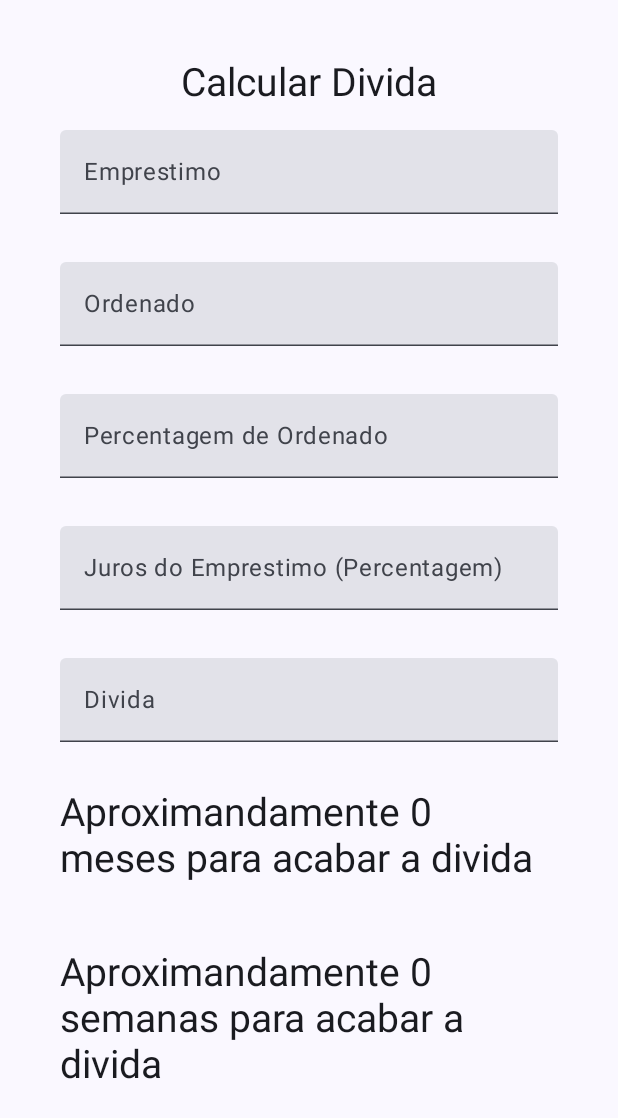
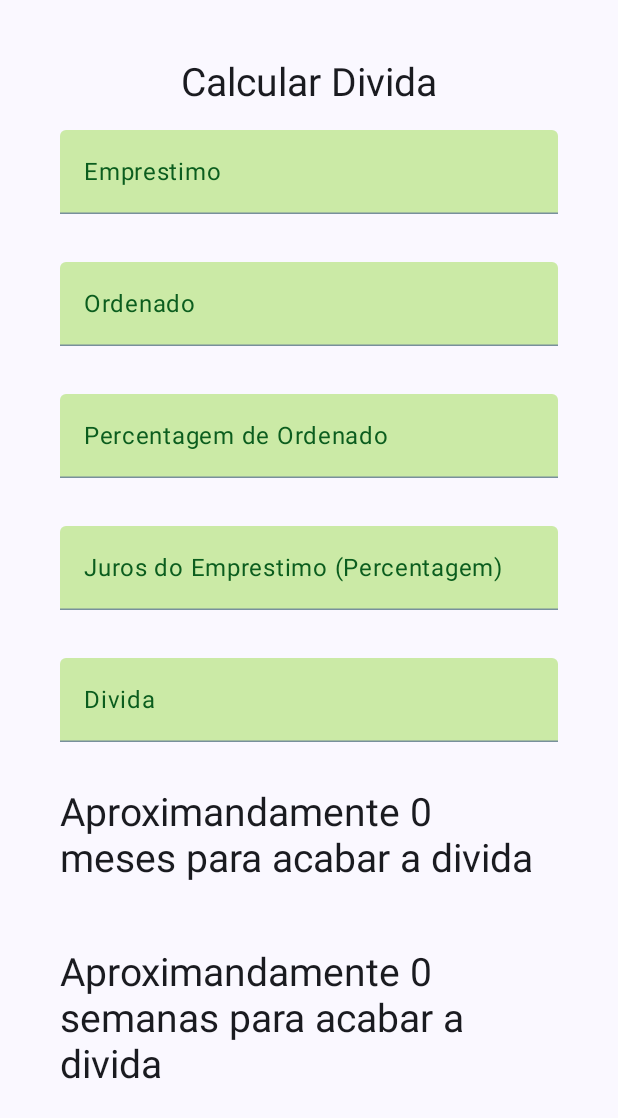
Before and after one commit to AnaT1999/CalculadorDeDividas, an Android app built with Jetpack Compose: the screen it shows after launch (MainActivity), on a phone screen of 412 x 824 dp. Shown: the top 1118 px of the screen. Run offline under Robolectric (Android 15) with nearby library versions, the phone set to English and light mode, and no system bars.

Commit message:
astetica e cores 24/06/2024

```diff
--- a/app/src/main/java/pt/ipg/calculadordedividas/MainActivity.kt
+++ b/app/src/main/java/pt/ipg/calculadordedividas/MainActivity.kt
@@ -6,7 +6,9 @@ import androidx.activity.ComponentActivity
 import androidx.activity.compose.setContent
 import androidx.annotation.RequiresApi
 import androidx.annotation.StringRes
+import androidx.compose.foundation.Image
 import androidx.compose.foundation.layout.Arrangement
+import androidx.compose.foundation.layout.Box
 import androidx.compose.foundation.layout.Column
 import androidx.compose.foundation.layout.Spacer
 import androidx.compose.foundation.layout.fillMaxSize
@@ -19,9 +21,15 @@ import androidx.compose.foundation.rememberScrollState
 import androidx.compose.foundation.text.KeyboardOptions
 import androidx.compose.foundation.verticalScroll
 import androidx.compose.material3.MaterialTheme
+import androidx.compose.material3.Scaffold
 import androidx.compose.material3.Surface
 import androidx.compose.material3.Text
 import androidx.compose.material3.TextField
+import androidx.compose.material3.TextFieldColors
+import androidx.compose.material3.TextFieldDefaults
+import androidx.compose.material3.TopAppBar
+import androidx.compose.material3.TopAppBarDefaults
+import androidx.compose.material3.TopAppBarState
 import androidx.compose.runtime.Composable
 import androidx.compose.runtime.getValue
 import androidx.compose.runtime.mutableStateOf
@@ -29,6 +37,10 @@ import androidx.compose.runtime.remember
 import androidx.compose.runtime.setValue
 import androidx.compose.ui.Alignment
 import androidx.compose.ui.Modifier
+import androidx.compose.ui.graphics.Color
+import androidx.compose.ui.layout.ContentScale
+import androidx.compose.ui.res.colorResource
+import androidx.compose.ui.res.painterResource
 import androidx.compose.ui.res.stringResource
 import androidx.compose.ui.text.input.ImeAction
 import androidx.compose.ui.text.input.KeyboardType
@@ -57,19 +69,36 @@ class MainActivity : ComponentActivity() {
     }
 }
 
+
 @Composable
 fun InserirNumeros(@StringRes label: Int,
                    keyboardOptions: KeyboardOptions,
                    value: String,
                    onValueChanged: (String) -> Unit,
                    modifier: Modifier = Modifier) {
+
     TextField(
         value = value,
         onValueChange = onValueChanged,
         singleLine = true,
         label = { Text(stringResource(label)) },
         modifier = modifier,
-        keyboardOptions = keyboardOptions
+        keyboardOptions = keyboardOptions,
+        colors = TextFieldDefaults.colors(
+            //cores da caixa de texto
+            unfocusedContainerColor = colorResource(id = R.color.verde_ct),
+            focusedContainerColor = colorResource(id = R.color.azul_ct),
+
+            //cores do texto escrito na label
+            unfocusedLabelColor = colorResource(id = R.color.verde_giro),
+            focusedLabelColor = colorResource(id = R.color.azul_giro),
+
+            //cor do cursor
+            unfocusedIndicatorColor = colorResource(id = R.color.cinza_giro),
+            focusedIndicatorColor = colorResource(id = R.color.cinza_giro),
+
+            //cores de texto escrito na caixa
+            focusedTextColor=colorResource(id=R.color.black))
     )
 }
 
@@ -105,17 +134,20 @@ fun LayoutCalculadorDividas() {
 
     val tamanhoText = TextStyle(fontSize = 26.sp)
 
+
     Column(modifier = Modifier
         .statusBarsPadding()
         .padding(horizontal = 40.dp)
         .verticalScroll(rememberScrollState())
         .safeDrawingPadding(),
         horizontalAlignment = Alignment.CenterHorizontally,
-        verticalArrangement = Arrangement.Center) {
+        verticalArrangement = Arrangement.Center,) {
 
         Text(text = stringResource(R.string.calcula_div), modifier = Modifier
             .padding(bottom = 16.dp, top = 40.dp)
             .align(Alignment.CenterHorizontally), style = tamanhoText)
+
+
 
         // Inserir valor de Emprestimo
         InserirNumeros(
--- a/app/src/main/res/values/colors.xml
+++ b/app/src/main/res/values/colors.xml
@@ -7,4 +7,11 @@
     <color name="teal_700">#FF018786</color>
     <color name="black">#FF000000</color>
     <color name="white">#FFFFFFFF</color>
+
+    <color name="cinza_giro">#78909C</color>
+    <color name="verde_giro">#0B5D1E</color>
+    <color name="azul_giro">#01579B</color>
+
+    <color name="verde_ct">#CBEAA6</color>
+    <color name="azul_ct">#BBC2E2</color>
 </resources>
```
Also changed, not shown: app/src/main/java/pt/ipg/calculadordedividas/ui/theme/Color.kt (line endings or trailing spaces), app/src/main/res/drawable/money_bg.jpeg (added).
